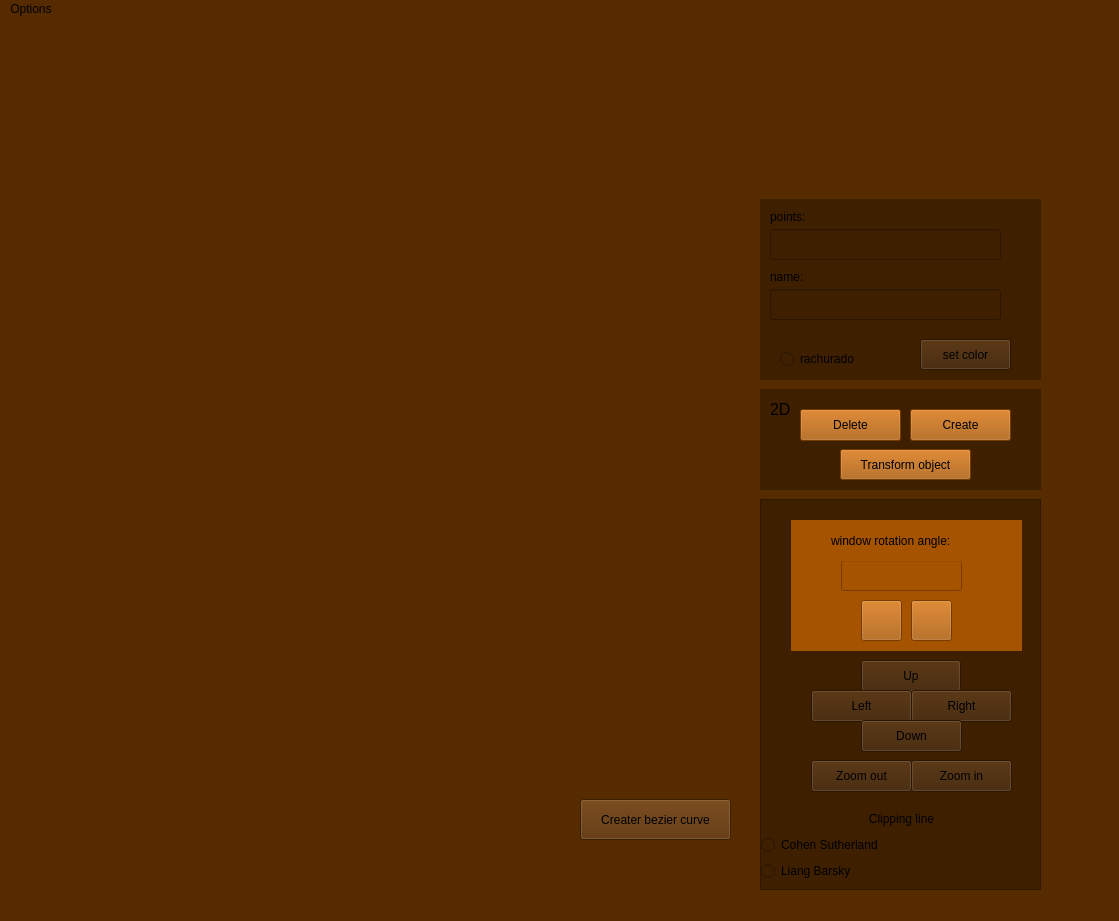
Above: src/view/main_view/gui_main.ui from victoriavllso/sistema-grafico-interativo before the change. Below: the same form after it.
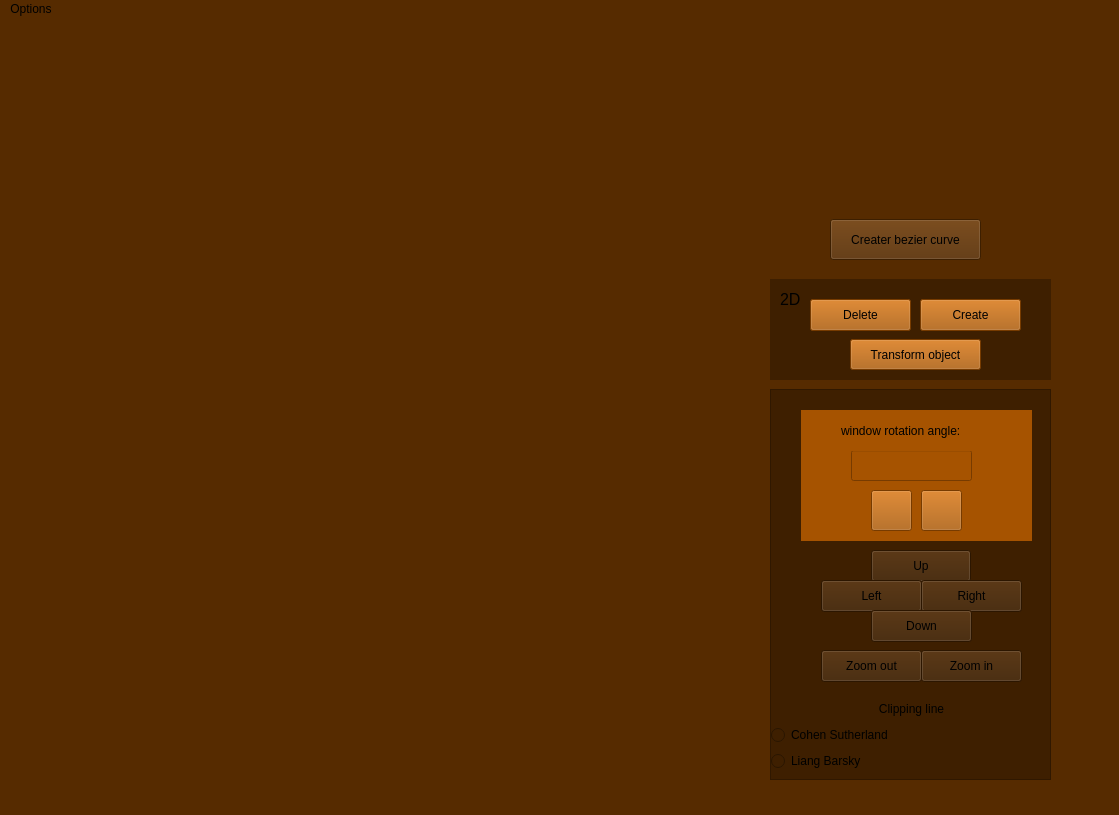
That is the form after the change.

What changed in the file:
```diff
--- a/src/view/main_view/gui_main.ui
+++ b/src/view/main_view/gui_main.ui
@@ -7,7 +7,7 @@
     <x>0</x>
     <y>0</y>
     <width>1119</width>
-    <height>921</height>
+    <height>815</height>
    </rect>
   </property>
   <property name="palette">
@@ -124,8 +124,8 @@
    <widget class="QScrollArea" name="scrollArea">
     <property name="geometry">
      <rect>
-      <x>760</x>
-      <y>480</y>
+      <x>770</x>
+      <y>370</y>
       <width>281</width>
       <height>391</height>
      </rect>
@@ -332,8 +332,8 @@
    <widget class="QWidget" name="widget" native="true">
     <property name="geometry">
      <rect>
-      <x>760</x>
-      <y>370</y>
+      <x>770</x>
+      <y>260</y>
       <width>281</width>
       <height>101</height>
      </rect>
@@ -412,102 +412,11 @@
     <zorder>label</zorder>
     <zorder>delete_but</zorder>
    </widget>
-   <widget class="QWidget" name="widget_2" native="true">
-    <property name="geometry">
-     <rect>
-      <x>760</x>
-      <y>180</y>
-      <width>281</width>
-      <height>181</height>
-     </rect>
-    </property>
-    <property name="styleSheet">
-     <string notr="true">background-color: rgb(62, 31, 0);</string>
-    </property>
-    <widget class="QLineEdit" name="points_ln">
-     <property name="geometry">
-      <rect>
-       <x>10</x>
-       <y>30</y>
-       <width>231</width>
-       <height>31</height>
-      </rect>
-     </property>
-     <property name="text">
-      <string/>
-     </property>
-    </widget>
-    <widget class="QLabel" name="points_lbl">
-     <property name="geometry">
-      <rect>
-       <x>10</x>
-       <y>10</y>
-       <width>58</width>
-       <height>16</height>
-      </rect>
-     </property>
-     <property name="text">
-      <string>points:</string>
-     </property>
-    </widget>
-    <widget class="QLabel" name="name_lbl">
-     <property name="geometry">
-      <rect>
-       <x>10</x>
-       <y>70</y>
-       <width>58</width>
-       <height>16</height>
-      </rect>
-     </property>
-     <property name="text">
-      <string>name:</string>
-     </property>
-    </widget>
-    <widget class="QLineEdit" name="name_ln">
-     <property name="geometry">
-      <rect>
-       <x>10</x>
-       <y>90</y>
-       <width>231</width>
-       <height>31</height>
-      </rect>
-     </property>
-    </widget>
-    <widget class="QPushButton" name="color_button">
-     <property name="geometry">
-      <rect>
-       <x>160</x>
-       <y>140</y>
-       <width>91</width>
-       <height>31</height>
-      </rect>
-     </property>
-     <property name="styleSheet">
-      <string notr="true"/>
-     </property>
-     <property name="text">
-      <string>set color</string>
-     </property>
-    </widget>
-    <widget class="QRadioButton" name="radioButton">
-     <property name="geometry">
-      <rect>
-       <x>20</x>
-       <y>150</y>
-       <width>100</width>
-       <height>20</height>
-      </rect>
-     </property>
-     <property name="text">
-      <string>rachurado</string>
-     </property>
-    </widget>
-   </widget>
    <widget class="QPushButton" name="open_window_bezier_button">
     <property name="geometry">
      <rect>
-      <x>580</x>
-      <y>780</y>
+      <x>830</x>
+      <y>200</y>
       <width>151</width>
       <height>41</height>
      </rect>
```
